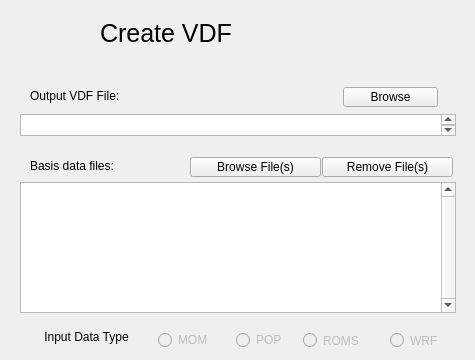
Qt form apps/vdcwizard/ui/Page2.ui (yyr/vapor) before a commit.
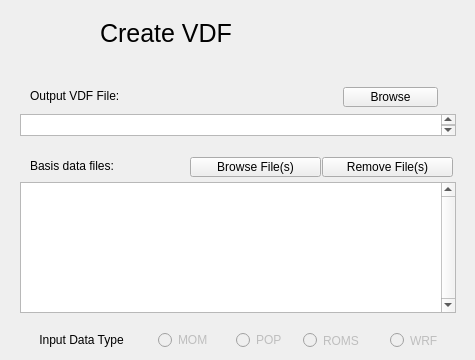
The same form after that commit.

Commit message: Minor asthetic changes to vdcwizard ui

Diff of the .ui file:
```diff
--- a/apps/vdcwizard/ui/Page2.ui
+++ b/apps/vdcwizard/ui/Page2.ui
@@ -60,10 +60,10 @@
   <widget class="QLabel" name="label_8">
    <property name="geometry">
     <rect>
-     <x>21</x>
-     <y>321</y>
-     <width>131</width>
-     <height>31</height>
+     <x>11</x>
+     <y>319</y>
+     <width>141</width>
+     <height>41</height>
     </rect>
    </property>
    <property name="layoutDirection">
```
The commit also changes 3 other files.
